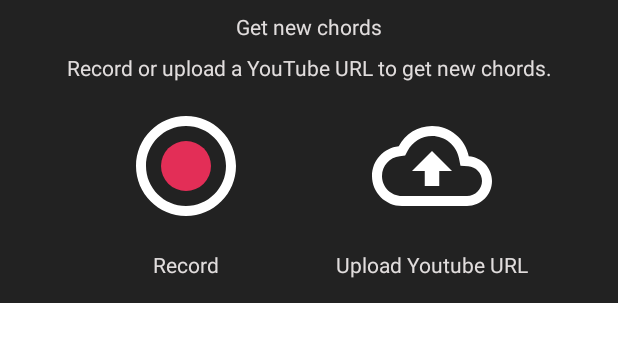
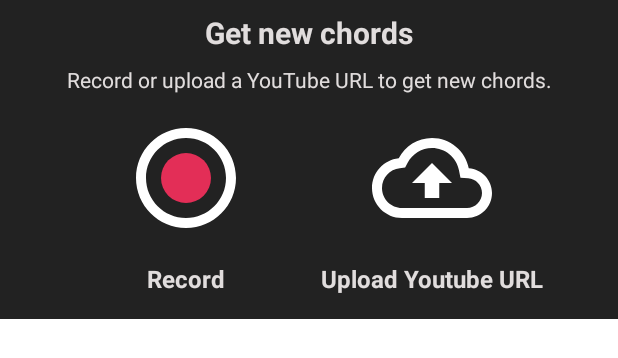
Before and after one commit to MisaengFly/ChordBox, an Android app: the layout bottom_sheet_select.xml on its own in the app's theme, with its tools: preview values and no code run, on a phone screen of 412 x 824 dp. Shown: the top 358 px of the screen. Run offline under Robolectric (Android 15) with nearby library versions, the phone set to English and light mode, and no system bars; network calls fail.

```diff
--- a/ChordBox_android/app/src/main/java/com/misaengfly/chordbox/visualizer/PlayerVisualizer.kt
+++ b/ChordBox_android/app/src/main/java/com/misaengfly/chordbox/visualizer/PlayerVisualizer.kt
@@ -87,10 +87,10 @@ class PlayerVisualizer : BaseVisualizer {
         }
     }
 
-    fun setWaveForm(amps: List<Int>, tickDuration: Int, chords: List<String>) {
+    fun setWaveForm(amps: List<Int>, tickDuration: Int, chords: Map<Int, String>) {
         val normalizedAmps = amps.map(ampNormalizer)
 
-        this.chordDrawList = chords
+        this.chordDrawMap = chords
         this.timeStampDrawable = true
 
         this.amps.clear()
--- a/ChordBox_android/app/src/main/res/layout/bottom_sheet_select.xml
+++ b/ChordBox_android/app/src/main/res/layout/bottom_sheet_select.xml
@@ -12,6 +12,8 @@
         android:layout_height="wrap_content"
         android:layout_marginTop="8dp"
         android:text="Get new chords"
+        android:textSize="20sp"
+        android:textStyle="bold"
         app:layout_constraintEnd_toEndOf="parent"
         app:layout_constraintStart_toStartOf="parent"
         app:layout_constraintTop_toTopOf="parent" />
@@ -54,6 +56,8 @@
         android:layout_marginTop="16dp"
         android:layout_marginBottom="16dp"
         android:text="Record"
+        android:textSize="16sp"
+        android:textStyle="bold"
         app:layout_constraintBottom_toBottomOf="parent"
         app:layout_constraintEnd_toEndOf="@+id/select_record_ib"
         app:layout_constraintStart_toStartOf="@+id/select_record_ib"
@@ -65,6 +69,8 @@
         android:layout_height="wrap_content"
         android:layout_marginTop="16dp"
         android:text="Upload Youtube URL"
+        android:textSize="16sp"
+        android:textStyle="bold"
         app:layout_constraintEnd_toEndOf="@+id/select_url_upload_ib"
         app:layout_constraintStart_toStartOf="@+id/select_url_upload_ib"
         app:layout_constraintTop_toBottomOf="@+id/select_url_upload_ib" />
--- a/ChordBox_android/app/src/main/res/layout/fragment_chord.xml
+++ b/ChordBox_android/app/src/main/res/layout/fragment_chord.xml
@@ -53,7 +53,7 @@
         app:layout_constraintBottom_toTopOf="@+id/music_play_btn"
         app:layout_constraintEnd_toEndOf="parent"
         app:layout_constraintStart_toStartOf="parent"
-        app:maxAmp="200"
+        app:maxAmp="150"
         app:spaceBetweenBar="2dp" />
 
     <ImageButton
```
Also changed, not shown: ChordBox_android/app/src/main/java/com/misaengfly/chordbox/player/ChordFragment.kt (+7 -1 lines), ChordBox_android/app/src/main/java/com/misaengfly/chordbox/visualizer/BaseVisualizer.kt (+6 -6 lines).
